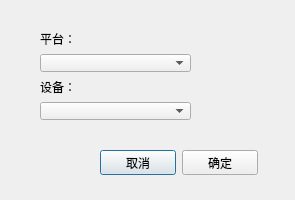
This is WinTools/devselect.ui in truelv/qt_obj as Qt 5 draws it before an edit. The edited form follows.
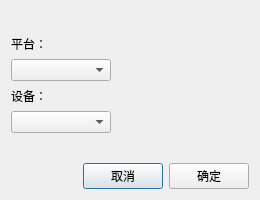
This is the edited form.

Patch:
```diff
--- a/WinTools/devselect.ui
+++ b/WinTools/devselect.ui
@@ -6,23 +6,35 @@
    <rect>
     <x>0</x>
     <y>0</y>
-    <width>295</width>
+    <width>260</width>
     <height>200</height>
    </rect>
   </property>
+  <property name="maximumSize">
+   <size>
+    <width>260</width>
+    <height>200</height>
+   </size>
+  </property>
   <property name="windowTitle">
    <string>Dialog</string>
   </property>
-  <widget class="QWidget" name="">
-   <property name="geometry">
-    <rect>
-     <x>40</x>
-     <y>30</y>
-     <width>151</width>
-     <height>91</height>
-    </rect>
-   </property>
+  <layout class="QVBoxLayout" name="verticalLayout_2">
+   <item>
    <layout class="QVBoxLayout" name="verticalLayout">
+     <item>
+      <spacer name="verticalSpacer_2">
+       <property name="orientation">
+        <enum>Qt::Vertical</enum>
+       </property>
+       <property name="sizeHint" stdset="0">
+        <size>
+         <width>20</width>
+         <height>40</height>
+        </size>
+       </property>
+      </spacer>
+     </item>
     <item>
      <widget class="QLabel" name="label">
       <property name="text">
@@ -31,7 +43,14 @@
      </widget>
     </item>
     <item>
-     <widget class="QComboBox" name="plat_set"/>
+      <widget class="QComboBox" name="plat_set">
+       <property name="maximumSize">
+        <size>
+         <width>100</width>
+         <height>16777215</height>
+        </size>
+       </property>
+      </widget>
     </item>
     <item>
      <widget class="QLabel" name="label_2">
@@ -41,20 +60,51 @@
      </widget>
     </item>
     <item>
-     <widget class="QComboBox" name="dev_set"/>
-    </item>
-   </layout>
-  </widget>
-  <widget class="QWidget" name="">
-   <property name="geometry">
-    <rect>
-     <x>100</x>
-     <y>150</y>
-     <width>158</width>
-     <height>25</height>
-    </rect>
-   </property>
+      <widget class="QComboBox" name="dev_set">
+       <property name="minimumSize">
+        <size>
+         <width>0</width>
+         <height>0</height>
+        </size>
+       </property>
+       <property name="maximumSize">
+        <size>
+         <width>100</width>
+         <height>16777215</height>
+        </size>
+       </property>
+      </widget>
+     </item>
+    </layout>
+   </item>
+   <item>
+    <spacer name="verticalSpacer">
+     <property name="orientation">
+      <enum>Qt::Vertical</enum>
+     </property>
+     <property name="sizeHint" stdset="0">
+      <size>
+       <width>20</width>
+       <height>40</height>
+      </size>
+     </property>
+    </spacer>
+   </item>
+   <item>
    <layout class="QHBoxLayout" name="horizontalLayout">
+     <item>
+      <spacer name="horizontalSpacer">
+       <property name="orientation">
+        <enum>Qt::Horizontal</enum>
+       </property>
+       <property name="sizeHint" stdset="0">
+        <size>
+         <width>40</width>
+         <height>20</height>
+        </size>
+       </property>
+      </spacer>
+     </item>
     <item>
      <widget class="QPushButton" name="bt_cancel">
       <property name="text">
@@ -70,7 +120,8 @@
      </widget>
     </item>
    </layout>
-  </widget>
+   </item>
+  </layout>
  </widget>
  <resources/>
  <connections/>
```
Lines whose indentation alone changed are shown as unchanged.
